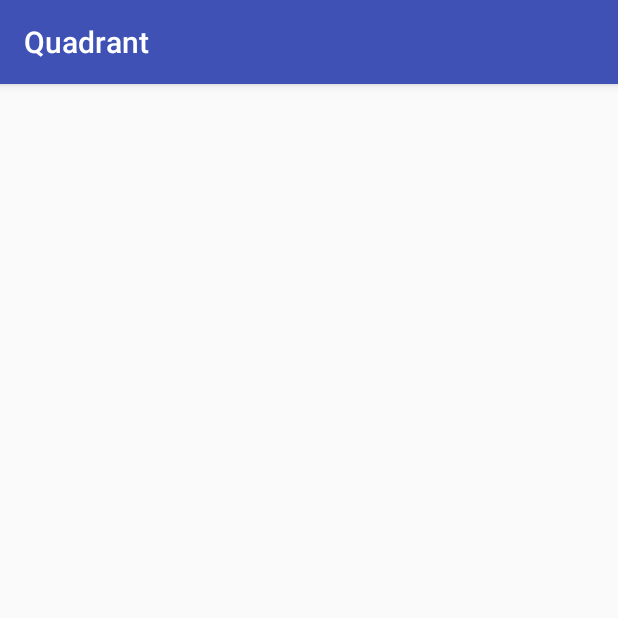
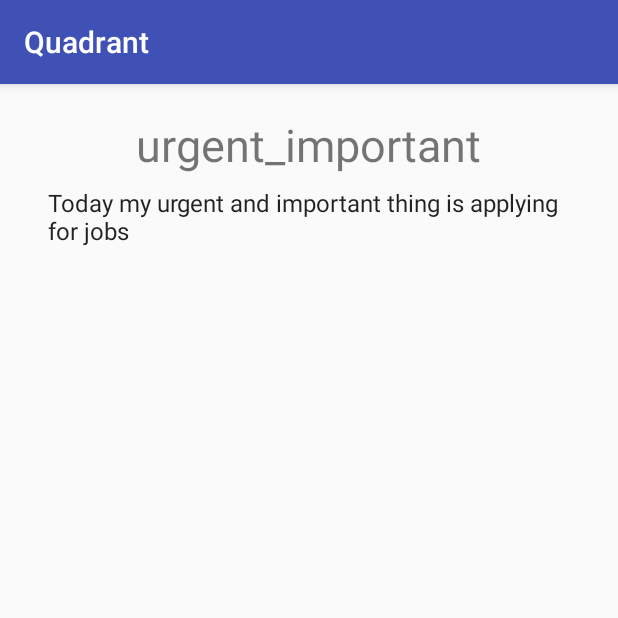
Before and after one commit to gracehong/quadrant-todolist, an Android app: the DetailsFragment screen opened directly, with no data from a screen before it, on a phone screen of 412 x 824 dp, the top half of it. Run offline under Robolectric (Android 15) with nearby library versions, the phone set to English and light mode, and no system bars.

Commit message:
added list adapter, confirmed navigation works in portrait view. Need to add behavior for landscape view

```diff
--- a/Quadrant/app/src/main/java/gracehong/quadrant/DetailsFragment.java
+++ b/Quadrant/app/src/main/java/gracehong/quadrant/DetailsFragment.java
@@ -2,6 +2,8 @@ package gracehong.quadrant;
 
 import android.content.Context;
 import android.content.Intent;
+import android.database.Cursor;
+import android.database.sqlite.SQLiteDatabase;
 import android.net.Uri;
 import android.os.Bundle;
 import android.support.annotation.Nullable;
@@ -9,6 +11,13 @@ import android.support.v4.app.Fragment;
 import android.view.LayoutInflater;
 import android.view.View;
 import android.view.ViewGroup;
+import android.widget.ArrayAdapter;
+import android.widget.ListView;
+import android.widget.TextView;
+
+import java.util.ArrayList;
+
+import static android.content.Context.MODE_PRIVATE;
 
 
 /**
@@ -20,7 +29,7 @@ import android.view.ViewGroup;
 public class DetailsFragment extends Fragment {
 
     private OnFragmentInteractionListener mListener;
-
+    SQLiteDatabase db;
     public DetailsFragment() {
         // Required empty public constructor
     }
@@ -62,12 +71,18 @@ public class DetailsFragment extends Fragment {
     @Override
     public void onActivityCreated(@Nullable Bundle savedInstanceState) {
         super.onActivityCreated(savedInstanceState);
+
+        db = getActivity().openOrCreateDatabase("myLists", MODE_PRIVATE, null);
+
         String listType = "urgent_important"; //sets default listType to urgent_important
 
         Intent intent = getActivity().getIntent();
         if (intent.hasExtra("list_type")) {
             listType = intent.getStringExtra("list_type");
         }
+
+        TextView listTitle = (TextView) getActivity().findViewById(R.id.list_title);
+        listTitle.setText(listType);
 
         loadList(listType);
     }
@@ -78,6 +93,22 @@ public class DetailsFragment extends Fragment {
      *
      */
     public void loadList(String listType){
+        //query's database
+        ArrayList<String> list = new ArrayList<>();
+
+        String command = "SELECT content FROM tasks WHERE listType = '"+listType+"';";
+        Cursor cursor = db.rawQuery(command, null);
+        while(cursor.moveToNext()){
+            list.add(cursor.getString(0));
+
+        }
+
+        System.out.println("The List Size is :" + list.size());
+        //loads list into array
+        ArrayAdapter<String> adapter = new ArrayAdapter<String>(getActivity(), android.R.layout.simple_list_item_1, list);
+        ListView listView = (ListView) getActivity().findViewById(R.id.task_list);
+        listView.setAdapter(adapter);
+
 
     }
 
--- a/Quadrant/app/src/main/res/layout/fragment_details.xml
+++ b/Quadrant/app/src/main/res/layout/fragment_details.xml
@@ -14,7 +14,8 @@
             android:layout_width="wrap_content"
             android:layout_height="wrap_content"
             android:textSize="30dp"
-            android:padding="4dp"/>
+            android:padding="4dp"
+            android:id="@+id/list_title"/>
         <ListView
             android:layout_width="match_parent"
             android:layout_height="wrap_content"
```
Also changed, not shown: Quadrant/app/src/main/java/gracehong/quadrant/MainActivity.java (+22 -1 lines).
